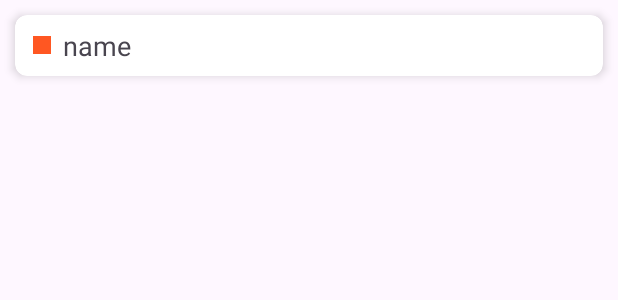
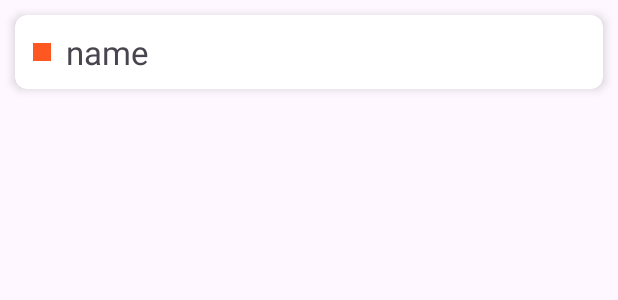
Before and after one commit to GeorgyLord/TaskMate, an Android app: the layout card_calandary.xml on its own in the app's theme, with its tools: preview values and no code run, on a phone screen of 412 x 824 dp. Shown: the top 300 px of the screen. Run offline under Robolectric (Android 15) with nearby library versions, the phone set to English and light mode, and no system bars.

Commit message:
update 19.05

```diff
--- a/app/src/main/res/layout/card_calandary.xml
+++ b/app/src/main/res/layout/card_calandary.xml
@@ -25,9 +25,9 @@
             android:id="@+id/cal_name"
             android:layout_width="wrap_content"
             android:layout_height="wrap_content"
-            android:layout_margin="8dp"
+            android:layout_margin="10dp"
             android:text="name"
-            android:textSize="18dp" />
+            android:textSize="22dp" />
     </LinearLayout>
 
 </androidx.cardview.widget.CardView>
--- /dev/null
+++ b/app/src/main/res/values/calendar_state_color.xml
@@ -0,0 +1,4 @@
+<?xml version="1.0" encoding="utf-8"?>
+<resources>
+
+</resources>
--- a/gradle/libs.versions.toml
+++ b/gradle/libs.versions.toml
@@ -8,6 +8,7 @@ appcompat = "1.7.0"
 material = "1.12.0"
 activity = "1.10.1"
 constraintlayout = "2.2.1"
+materialCalendarview = "2.0.1"
 workRuntime = "work_version"
 workRuntimeVersion = "2.10.1"
 
@@ -23,6 +24,7 @@ appcompat = { group = "androidx.appcompat", name = "appcompat", version.ref = "a
 material = { group = "com.google.android.material", name = "material", version.ref = "material" }
 activity = { group = "androidx.activity", name = "activity", version.ref = "activity" }
 constraintlayout = { group = "androidx.constraintlayout", name = "constraintlayout", version.ref = "constraintlayout" }
+material-calendarview = { module = "com.github.prolificinteractive:material-calendarview", version.ref = "materialCalendarview" }
 work-runtime = { module = "androidx.work:work-runtime", version.ref = "workRuntime" }
 androidx-work-runtime = { group = "androidx.work", name = "work-runtime", version.ref = "workRuntimeVersion" }
 
```
Also changed, not shown: app/src/main/java/com/example/taskmate/MainMenu2.java (+14 -4 lines).
